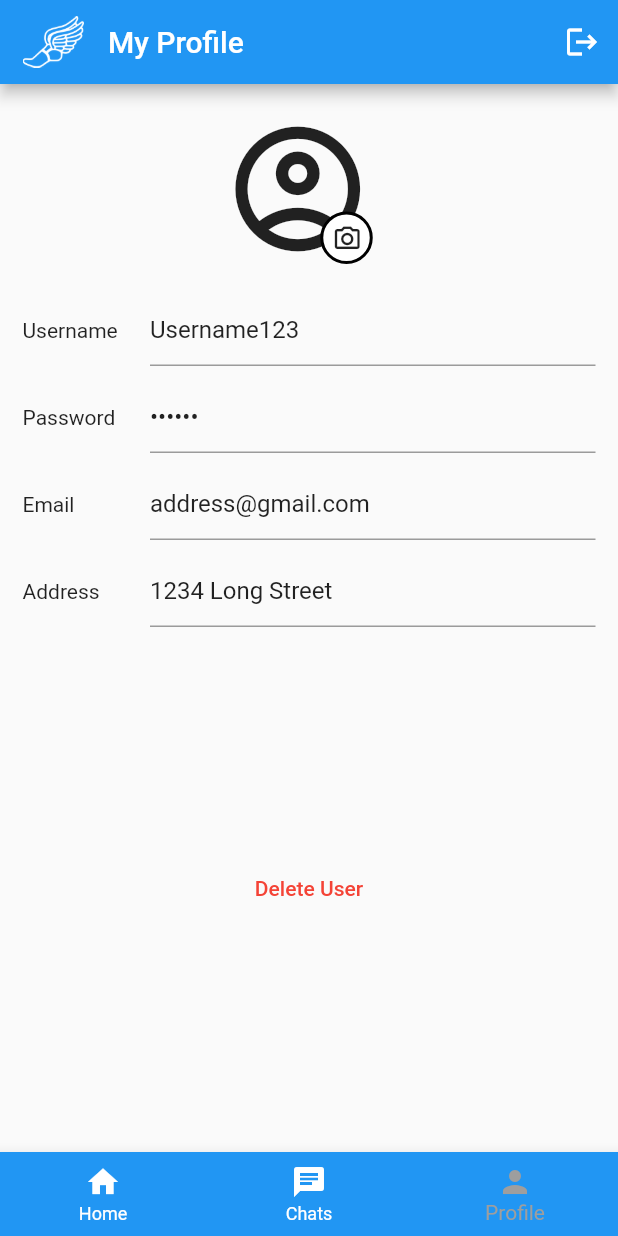
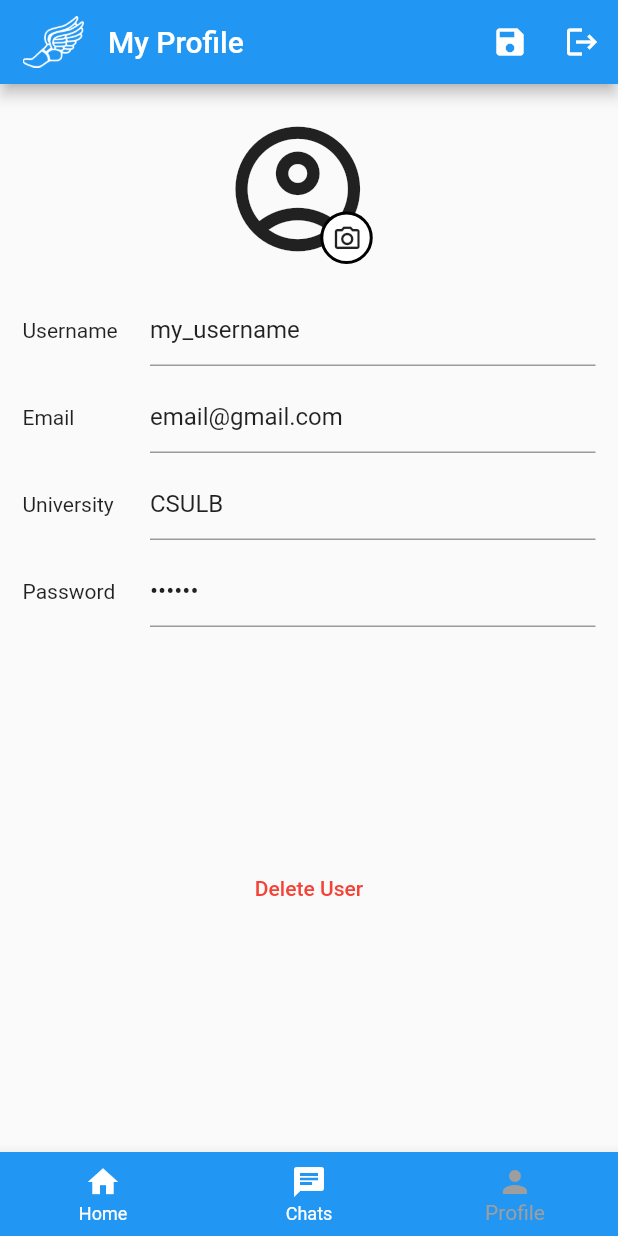
Before and after one commit to danielskjo/Hermes, a Flutter app: the DonorTabs screen opened by its route, item 3 of the bottom bar chosen, on a phone screen of 412 x 824 dp. Run offline on Flutter 3.47's test engine with Material 2 defaults, Android fonts, the phone set to English and light mode, and no system bars; our stand-ins replace cloud_firestore, firebase_auth, firebase_core, flutter_slidable, flutter_spinkit; accounts and stored records are empty.

Commit message:
Edited profile tab to not rely on student & donor models, so those files could be deleted

```diff
--- a/lib/models/donor.dart
+++ /dev/null
@@ -1,12 +0,0 @@
-class Donor {
-  String id;
-  String name;
-  String username;
-  String email;
-  String password;
-  String image;
-  String address;
-  // DateTime date;
-
-  Donor(this.id, this.name, this.username, this.email, this.password, this.image, this.address);
-}
--- a/lib/models/student.dart
+++ /dev/null
@@ -1,12 +0,0 @@
-class Student {
-  String id;
-  String name;
-  String username;
-  String email;
-  String password;
-  String image;
-  String university;
-  // DateTime date;
-
-  Student(this.id, this.name, this.username, this.email, this.password, this.image, this.university);
-}
--- a/lib/screens/donor/donor_tabs.dart
+++ b/lib/screens/donor/donor_tabs.dart
@@ -29,7 +29,7 @@ class _DonorTabsState extends State<DonorTabs> {
         'title': 'Chats',
       },
       {
-        'page': Profile(userType: "Donor"),
+        'page': Profile(),
         'title': 'Profile',
       },
     ];
--- a/lib/screens/profile.dart
+++ b/lib/screens/profile.dart
@@ -1,90 +1,41 @@
 import "package:flutter/material.dart";
 import 'package:flutter/rendering.dart';
-import '../models/student.dart';
-import '../models/donor.dart';
 
 // Widgets
 import '../widgets/graphics.dart';
 import '../services/auth.dart';
 
-class User {
-  String id;
-  String name;
-  String username;
-  String email;
-  String password;
-  String image;
-  String type;
-  String university;
-  String address;
-
-  User.student(Student user) {
-    id = user.id;
-    name = user.name;
-    username = user.username;
-    email = user.email;
-    password = user.password;
-    image = user.image;
-    university = user.university;
-    type = "Student";
-  }
-
-  User.donor(Donor user) {
-    id = user.id;
-    name = user.name;
-    email = user.email;
-    username = user.username;
-    password = user.password;
-    image = user.image;
-    address = user.address;
-    type = "Donor";
-  }
-}
-
 class Profile extends StatefulWidget {
-  final String userType;
-  const Profile({Key key, this.userType}) : super(key: key);
-
   @override
   _ProfileState createState() => _ProfileState();
 }
 
 class _ProfileState extends State<Profile> {
-  User user;
-
   final AuthService _auth = AuthService();
 
-  @override
-  void initState() {
-    if (widget.userType == "Student") {
-      Student studentUser = new Student('1', 'First Last', 'Username123',
-          'address@gmail.com', '123456', 'blank', 'CSULB');
-      user = new User.student(studentUser);
-    } else {
-      Donor donorUser = new Donor('1', 'First Last', 'Username123',
-          'address@gmail.com', '123456', 'blank', '1234 Long Street');
-      user = new User.donor(donorUser);
-    }
-  }
+  // TextEditingController _usernameController = TextEditingController();
+  // TextEditingController _emailController = TextEditingController();
+  // TextEditingController _universityController = TextEditingController();
+  // TextEditingController _addressController = TextEditingController();
+  // TextEditingController _passwordController = TextEditingController();
+
+  String role = 'student';
 
   @override
   Widget build(BuildContext context) {
-    String userDependent;
-
-    if (widget.userType == "Student") {
-      userDependent = "University";
-    } else {
-      userDependent = "Address";
-    }
-
-    double width = MediaQuery.of(context).size.width;
-
+    // App Bar
     final AppBar appBar = AppBar(
       leading: SmallLogo(50),
       title: Text(
         'My Profile',
       ),
       actions: <Widget>[
+        IconButton(
+          icon: Icon(Icons.save),
+          onPressed: () {
+            // Update user data
+          },
+        ),
         IconButton(
           icon: Icon(Icons.logout),
           onPressed: () async {
@@ -163,14 +114,49 @@ class _ProfileState extends State<Profile> {
                 )
               ],
             ),
-            SizedBox(height: 20),
-            ConstructProfileField(context, "Username"),
-            SizedBox(height: 10),
-            ConstructProfileField(context, "Password"),
-            SizedBox(height: 10),
-            ConstructProfileField(context, "Email"),
-            SizedBox(height: 10),
-            ConstructProfileField(context, userDependent),
+            SizedBox(
+              height: 20,
+            ),
+            constructProfileField(
+              context,
+              "Username",
+              'my_username',
+              false,
+            ),
+            SizedBox(
+              height: 10,
+            ),
+            constructProfileField(
+              context,
+              "Email",
+              'email@gmail.com',
+              false,
+            ),
+            SizedBox(
+              height: 10,
+            ),
+            role == 'student'
+                ? constructProfileField(
+                    context,
+                    'University',
+                    'CSULB',
+                    false,
+                  )
+                : constructProfileField(
+                    context,
+                    'Address',
+                    '123 Long Beach',
+                    false,
+                  ),
+            SizedBox(
+              height: 10,
+            ),
+            constructProfileField(
+              context,
+              "Password",
+              '123456',
+              true,
+            ),
             SizedBox(
               height: 150,
             ),
@@ -189,56 +175,23 @@ class _ProfileState extends State<Profile> {
     );
   }
 
-  Widget ConstructProfileField(BuildContext context, String field) {
-    bool _enableObfuscate = false;
-    String text;
-    String title;
-
-    double width = MediaQuery.of(context).size.width;
-
-    switch (field) {
-      case "Username":
-        text = user.username;
-        title = "Username";
-        break;
-      case "Password":
-        _enableObfuscate = true;
-        title = "Password";
-        text = user.password;
-        break;
-      case "Email":
-        title = "Email";
-        text = user.email;
-        break;
-      case "Address":
-        title = "Address";
-        text = user.address;
-        break;
-      case "University":
-        text = user.university;
-        title = "University";
-        break;
-      default:
-        text = "NULL";
-        title = "NULL";
-        break;
-    }
-
+  Widget constructProfileField(
+      BuildContext context, String fieldName, String userField, bool obscure) {
     return Row(
       children: <Widget>[
         Container(
           padding: const EdgeInsets.only(left: 15),
           width: 100,
-          child: Text(title),
+          child: Text(fieldName),
         ),
         Expanded(
           child: TextField(
             readOnly: true,
-            obscureText: _enableObfuscate,
-            controller: TextEditingController(text: text),
+            obscureText: obscure,
+            controller: TextEditingController(text: userField),
             onTap: () {
               // Will route to edit page later
-              String text = "Edit " + title;
+              String text = "Edit " + fieldName;
               Scaffold.of(context).showSnackBar(SnackBar(
                   content: Text(text), duration: Duration(seconds: 1)));
             },
--- a/lib/screens/student/student_tabs.dart
+++ b/lib/screens/student/student_tabs.dart
@@ -31,7 +31,7 @@ class _StudentTabsState extends State<StudentTabs> {
         'title': 'Chats',
       },
       {
-        'page': Profile(userType: "Student"),
+        'page': Profile(),
         'title': 'Profile',
       },
     ];
```
